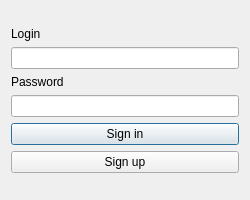
Above: signinwindow.ui from szymon27/xkomx before the change. Below: the same form after it.
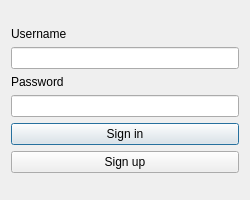
That is the form after the change.

Diff of the .ui file:
```diff
--- a/signinwindow.ui
+++ b/signinwindow.ui
@@ -27,7 +27,7 @@
        <item>
         <widget class="QLabel" name="lbLogin">
          <property name="text">
-          <string>Login</string>
+          <string>Username</string>
          </property>
         </widget>
        </item>
```
Left out of the diff: 4 changed lines with no effect on the pictures.
